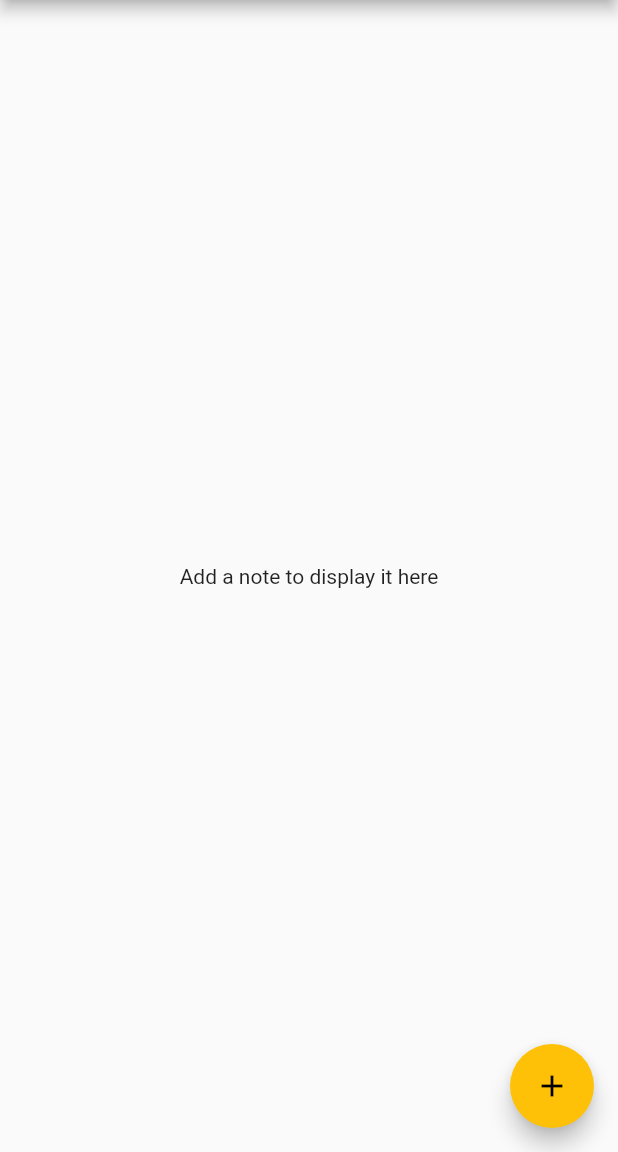
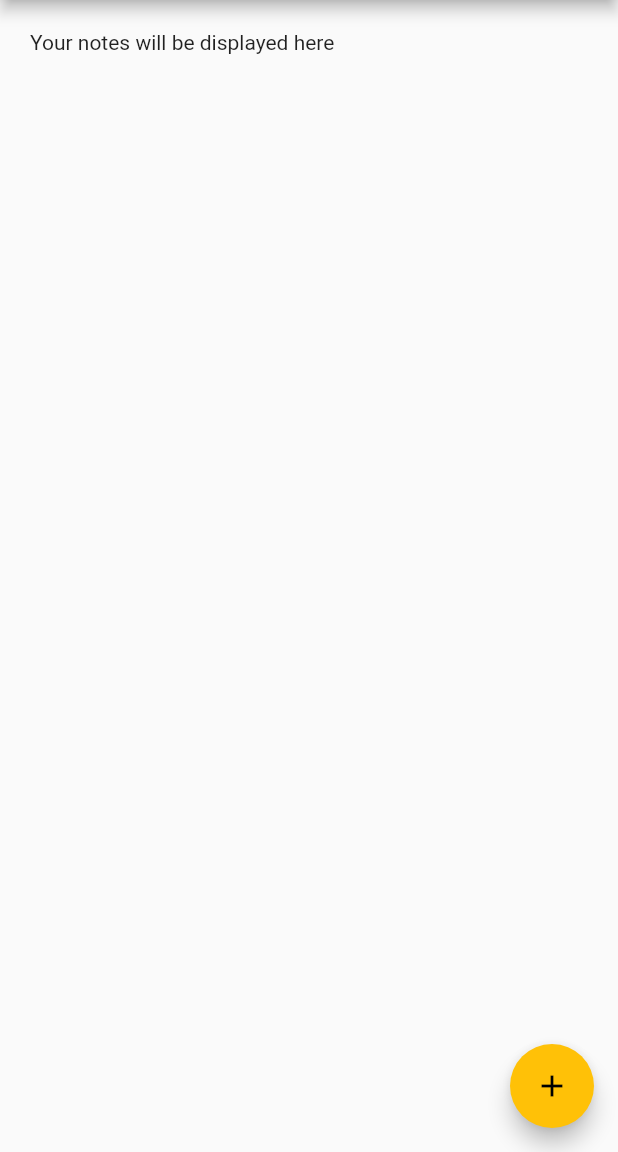
Before and after one commit to ricguti/note-taker, a Flutter app: the screen it shows after launch, on a phone screen of 412 x 824 dp, the part 84-1236 px from its top. Run offline on Flutter 3.47's test engine with Material 2 defaults, Android fonts, the phone set to English and light mode, and no system bars.

Commit message:
Display notes on the main page

```diff
--- a/lib/main.dart
+++ b/lib/main.dart
@@ -1,4 +1,6 @@
 import 'package:flutter/material.dart';
+import 'package:note_taker/components/card_component.dart';
+import 'package:note_taker/model/note_model.dart';
 import 'package:note_taker/note_view.dart';
 
 void main() {
@@ -38,14 +40,7 @@ class _MyHomePageState extends State<MyHomePage> {
         title: Text(widget.title),
       ),
       body: Center(
-        child: Column(
-          mainAxisAlignment: MainAxisAlignment.center,
-          children: <Widget>[
-            Text(
-              'Add a note to display it here',
-            ),
-          ],
-        ),
+        child: ListView(children: displayNotes()),
       ),
       floatingActionButton: FloatingActionButton(
         onPressed: () {
@@ -59,4 +54,23 @@ class _MyHomePageState extends State<MyHomePage> {
       ), // This trailing comma makes auto-formatting nicer for build methods.
     );
   }
+
+  List<Widget> displayNotes() {
+    List<CardComponent> notesToDisplay = List<CardComponent>();
+    if (notes.isEmpty) {
+      return [
+        Container(
+          padding: EdgeInsets.all(20.0),
+            child: Text(
+          'Your notes will be displayed here',
+        ))
+      ];
+    }
+
+    for (int i = 0; i < notes.length; i++) {
+      notesToDisplay
+          .add(CardComponent(title: notes[i].title, body: notes[i].body));
+    }
+    return notesToDisplay;
+  }
 }
```
